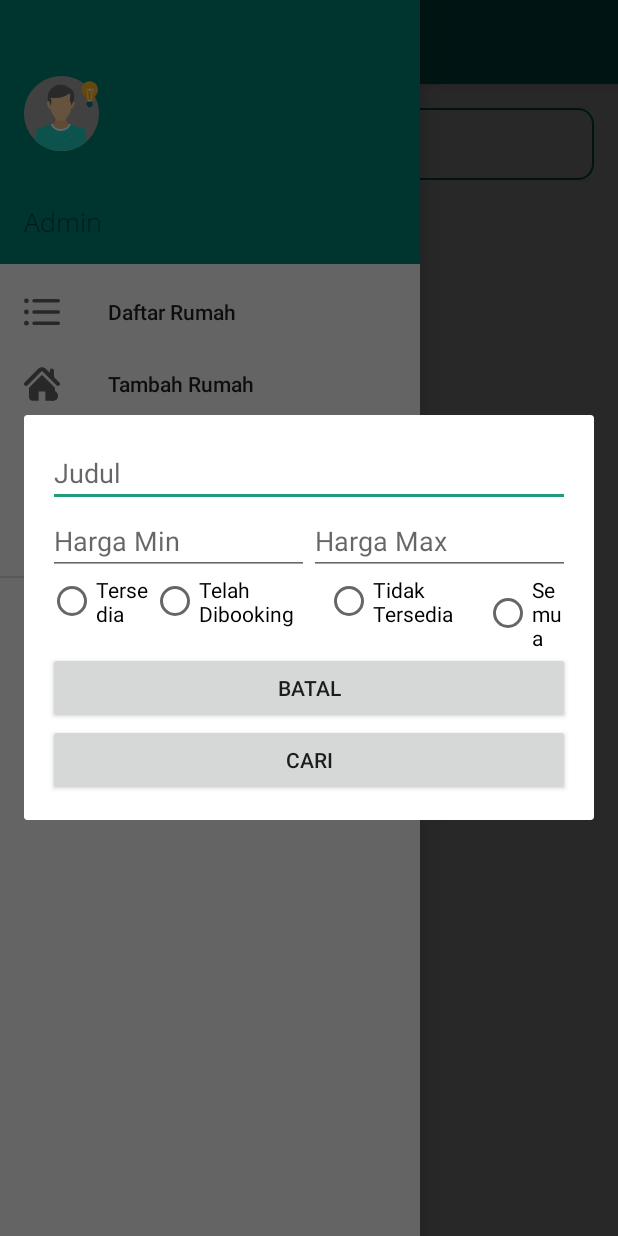
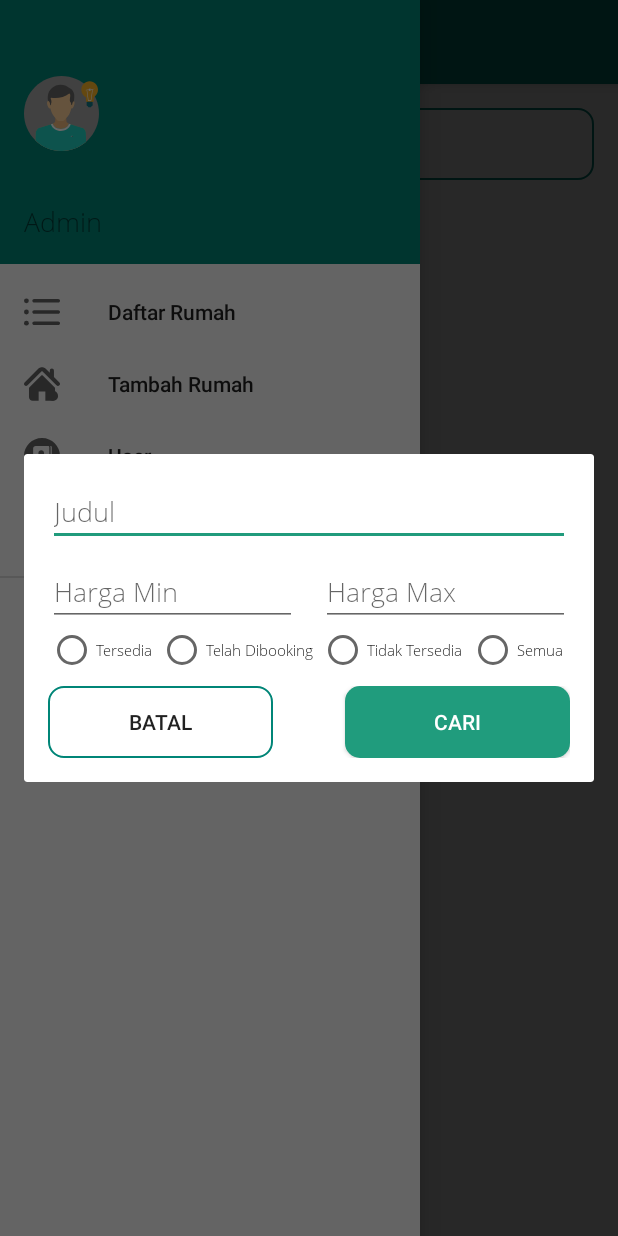
Before and after one commit to fadhilfathi/PTDutaMancaGraha, an Android app: the fragment FilterDialog placed in its activity, with the side drawer open, on a phone screen of 412 x 824 dp. Run offline under Robolectric (Android 15) with nearby library versions, the phone set to English and light mode, and no system bars; our stand-ins replace Firebase (no records; nobody signed in at launch, a user with empty details on screens opened directly), Picasso; libraries missing offline, so code that uses them is left out: com.miguelcatalan.materialsearchview; 1 statement that could not run was skipped.

Commit message:
layout frag 2

```diff
--- a/app/src/main/res/layout/layout_dialog.xml
+++ b/app/src/main/res/layout/layout_dialog.xml
@@ -8,6 +8,7 @@
         android:id="@+id/filterJudul"
         android:layout_width="match_parent"
         android:layout_height="wrap_content"
+        android:fontFamily="@font/open_sans_light"
         android:hint="Judul" />
 
     <LinearLayout
@@ -15,6 +16,7 @@
         android:layout_height="wrap_content"
         android:orientation="horizontal"
         android:layout_below="@id/filterJudul"
+        android:layout_marginTop="8dp"
         android:id="@+id/linearfilter"
         android:weightSum="2">
 
@@ -23,6 +25,8 @@
             android:layout_width="match_parent"
             android:layout_height="match_parent"
             android:layout_weight="1"
+            android:layout_marginEnd="8dp"
+            android:fontFamily="@font/open_sans_light"
             android:hint="Harga Min" />
 
         <EditText
@@ -30,6 +34,8 @@
             android:layout_width="match_parent"
             android:layout_height="match_parent"
             android:layout_weight="1"
+            android:layout_marginStart="8dp"
+            android:fontFamily="@font/open_sans_light"
             android:hint="Harga Max" />
     </LinearLayout>
 
@@ -45,41 +51,64 @@
             android:layout_width="wrap_content"
             android:layout_height="wrap_content"
             android:text="Tersedia"
+            android:fontFamily="@font/open_sans_light"
+            android:textSize="10sp"
             android:id="@+id/radiotersedia"/>
         <RadioButton
             android:layout_weight="1"
             android:layout_width="wrap_content"
             android:layout_height="wrap_content"
             android:text="Telah Dibooking"
+            android:fontFamily="@font/open_sans_light"
+            android:textSize="10sp"
             android:id="@+id/radiotelahdibooking"/>
         <RadioButton
             android:layout_weight="1"
             android:layout_width="wrap_content"
             android:layout_height="wrap_content"
             android:text="Tidak Tersedia"
+            android:fontFamily="@font/open_sans_light"
+            android:textSize="10sp"
             android:id="@+id/radiotidaktersedia"/>
         <RadioButton
             android:layout_weight="1"
             android:layout_width="wrap_content"
             android:layout_height="wrap_content"
             android:text="Semua"
+            android:fontFamily="@font/open_sans_light"
+            android:textSize="10sp"
             android:id="@+id/radiosemua"/>
 
     </RadioGroup>
 
-    <Button
+    <LinearLayout
         android:layout_width="match_parent"
         android:layout_height="wrap_content"
-        android:text="Batal"
-        android:layout_below="@+id/radiogrup"
-        android:id="@+id/filterCancel"/>
+        android:orientation="horizontal"
+        android:layout_below="@id/radiogrup"
+        android:layout_marginTop="8dp"
+        android:weightSum="2">
 
     <Button
-        android:layout_width="match_parent"
+        android:layout_width="wrap_content"
+        android:layout_height="wrap_content"
+        android:text="Batal"
+        android:background="@drawable/outline_button"
+        android:id="@+id/filterCancel"
+        android:layout_weight="1"
+        android:layout_marginEnd="24dp"/>
+
+    <Button
+        android:layout_width="wrap_content"
         android:layout_height="wrap_content"
         android:text="Cari"
-        android:layout_below="@+id/filterCancel"
-        android:id="@+id/filterCari"/>
+        android:layout_toEndOf="@id/filterCancel"
+        android:background="@drawable/rounded_button"
+        android:textColor="#ffff"
+        android:id="@+id/filterCari"
+        android:layout_weight="1"
+        android:layout_marginStart="24dp"/>
+    </LinearLayout>
 
 
 </RelativeLayout>
```
